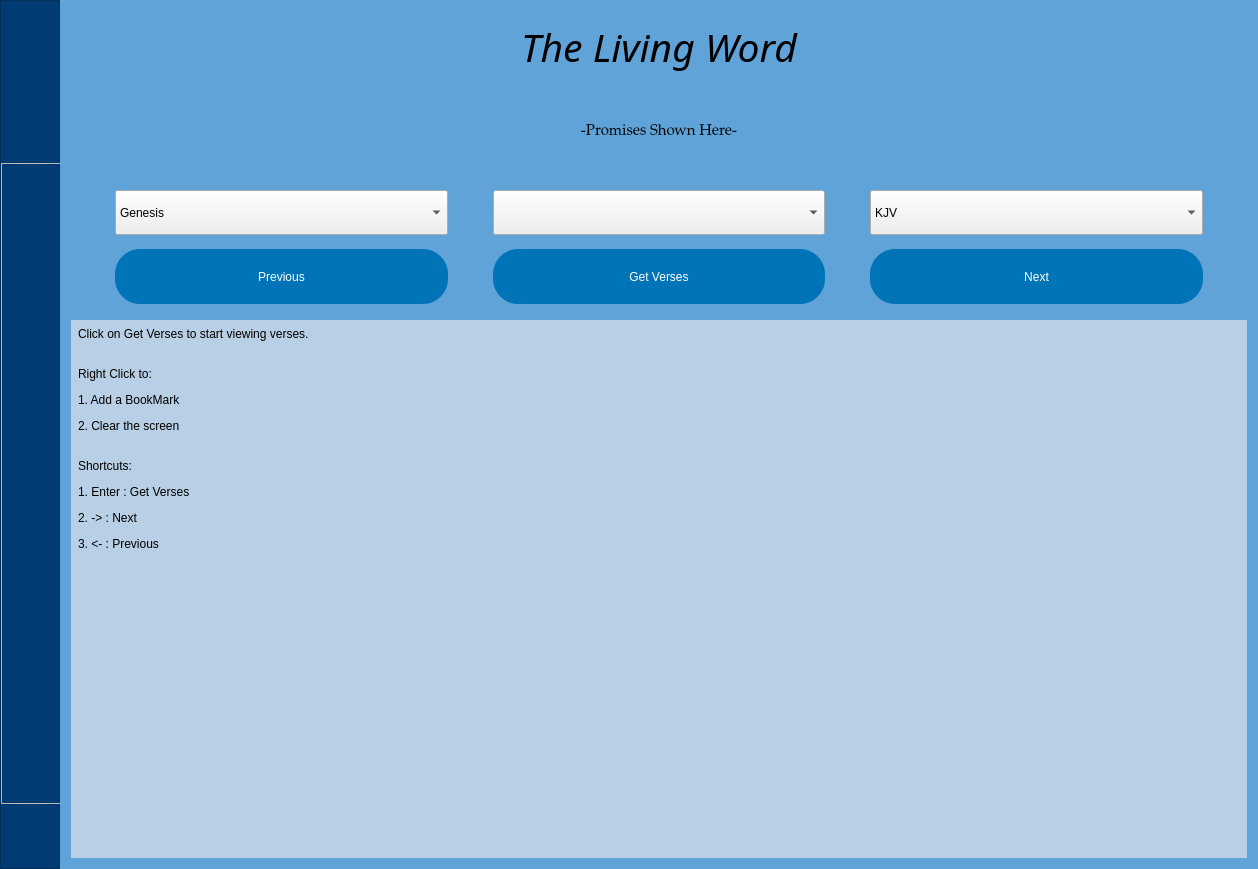
First picture: the form in UI/Bible Design.ui, repository Christo77793/The-Living-Word, before the edit.
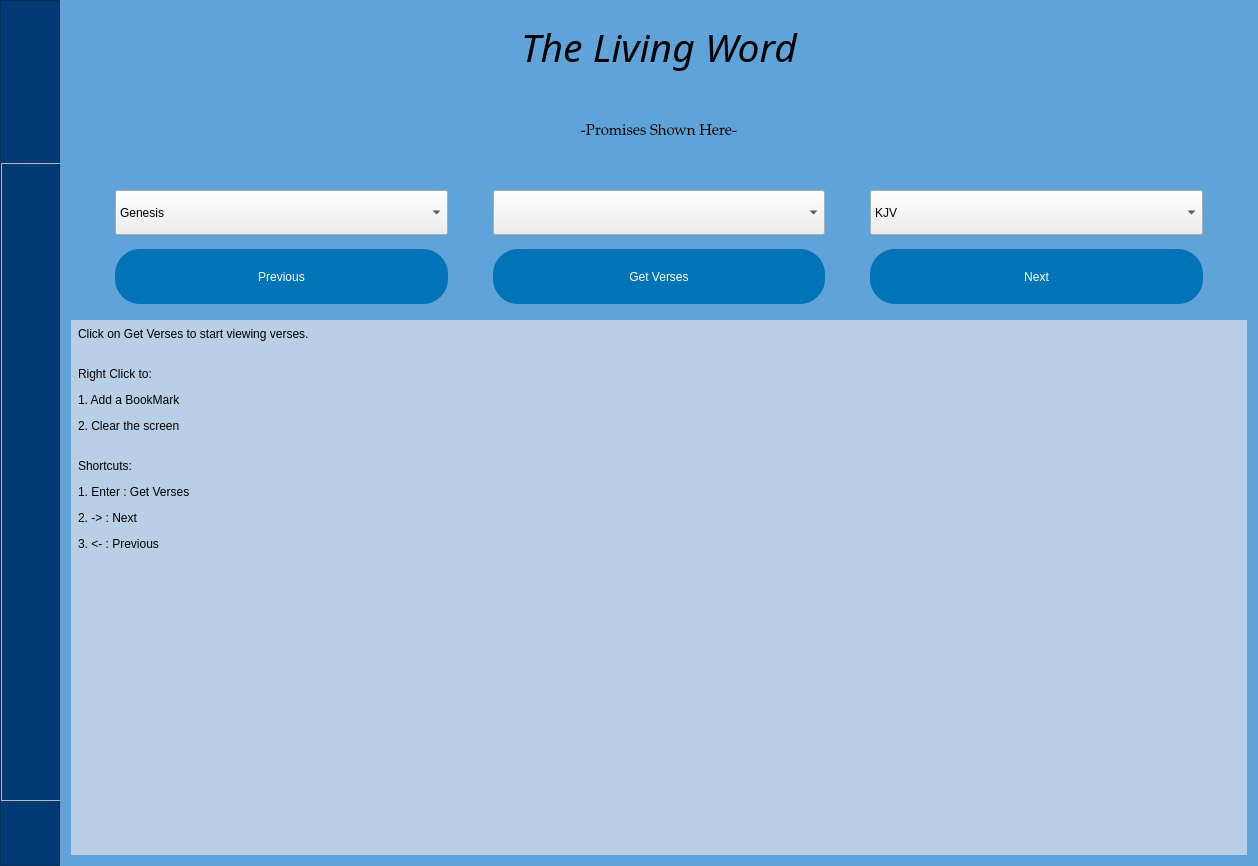
Second picture: the form after the edit. Icons and pictures are not drawn.

Diff of the .ui file:
```diff
--- a/UI/Bible Design.ui
+++ b/UI/Bible Design.ui
@@ -7,7 +7,7 @@
     <x>0</x>
     <y>0</y>
     <width>1258</width>
-    <height>869</height>
+    <height>866</height>
    </rect>
   </property>
   <property name="maximumSize">
@@ -1219,7 +1219,7 @@
                <x>0</x>
                <y>0</y>
                <width>1176</width>
-               <height>530</height>
+               <height>527</height>
               </rect>
              </property>
              <property name="maximumSize">
```
